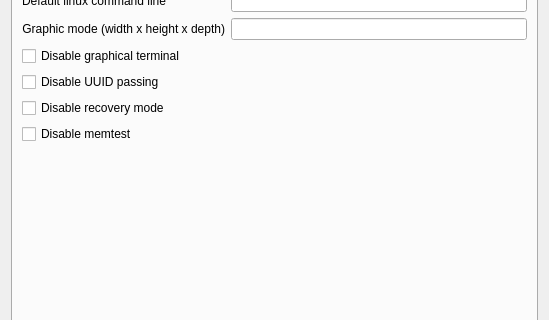
KDE/kcmgrub2, file kcmgrub2.ui: the form before one commit; both pictures show x 0 to 549 and y 84 to 404 of the 549 by 524 pixel window.
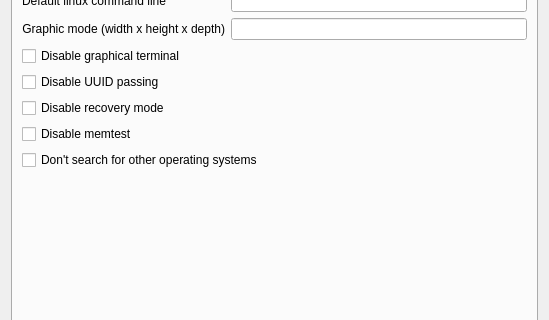
The form after the commit. The open tabs and pages were chosen to show the change. Custom widgets are drawn as their Qt base class.

Commit message: Add support for GRUB_DISABLE_OS_PROBER option

What changed in the file:
```diff
--- a/kcmgrub2.ui
+++ b/kcmgrub2.ui
@@ -251,7 +251,7 @@
          </property>
         </widget>
        </item>
-       <item row="5" column="0">
+       <item row="6" column="0">
         <spacer name="verticalSpacer">
          <property name="orientation">
           <enum>Qt::Vertical</enum>
@@ -264,6 +264,13 @@
          </property>
         </spacer>
        </item>
+       <item row="5" column="0">
+        <widget class="QCheckBox" name="disableOsprober">
+         <property name="text">
+          <string>Don't search for other operating systems</string>
+         </property>
+        </widget>
+       </item>
       </layout>
      </widget>
      <widget class="QWidget" name="tab_3">
```
The commit also changes 1 other file.
